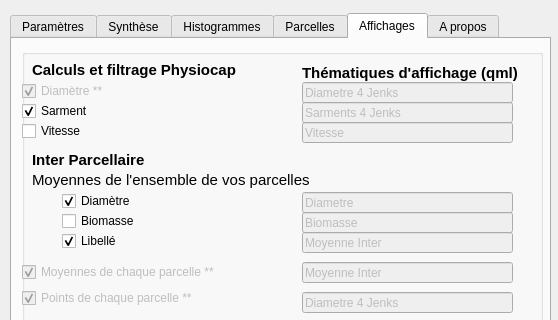
Old version of the form Physiocap_dialog_base.ui in the repository jhemmi/QgisPhysiocapPlugin; both pictures show x 0 to 558 and y 0 to 320 of the 558 by 702 pixel window.
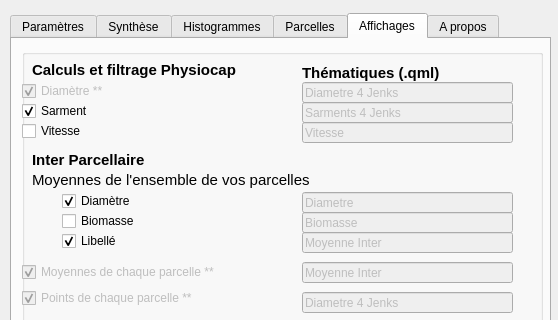
New version of the form. The open tabs and pages were chosen to show the change.

Diff of the .ui file:
```diff
--- a/Physiocap_dialog_base.ui
+++ b/Physiocap_dialog_base.ui
@@ -1565,7 +1565,7 @@
        </font>
       </property>
       <property name="text">
-       <string>Thématiques d'affichage (qml)</string>
+       <string>Thématiques (.qml)</string>
       </property>
      </widget>
      <widget class="QLineEdit" name="lineEditThematiqueSarment">
```
Left out of the diff: 6 changed lines with no effect on the pictures.
